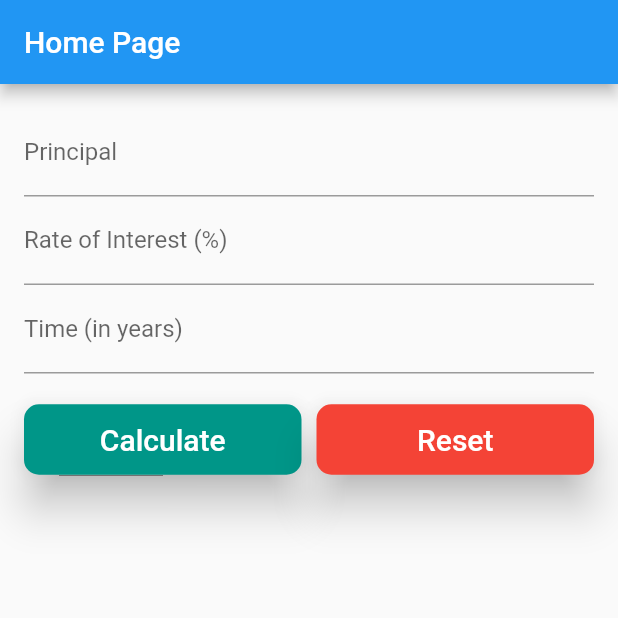
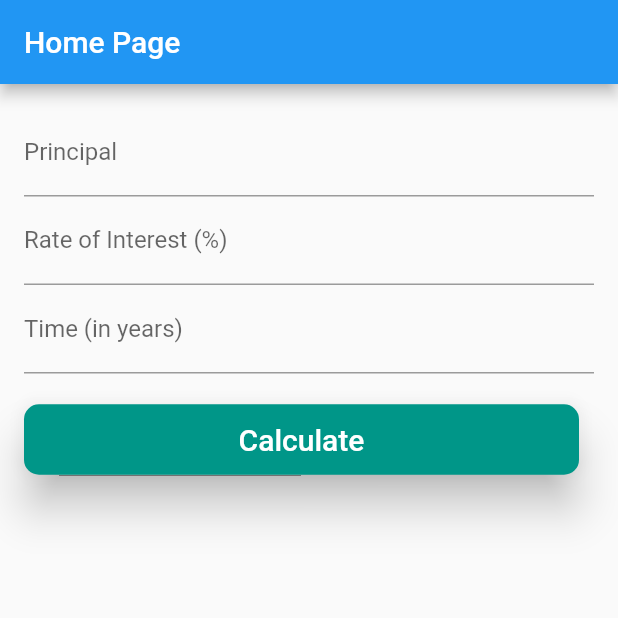
Before and after one commit to Ambikadulal/test-calculation-app, a Flutter app: the screen it shows after launch, on a phone screen of 412 x 824 dp, the top half of it. Run offline on Flutter 3.47's test engine with Material 2 defaults, Android fonts, the phone set to English and light mode, and no system bars.

Commit message:
add:  widget test methods on homepage

```diff
--- a/lib/pages/home_page.dart
+++ b/lib/pages/home_page.dart
@@ -4,11 +4,26 @@ import 'package:test_calculation/pages/calculate_result.dart';
 import 'package:test_calculation/pages/calculation.dart';
 import 'package:test_calculation/pages/widget/button_widget.dart';
 
-class HomePage extends StatelessWidget {
+class HomePage extends StatefulWidget {
   final String title;
 
   const HomePage({Key? key, required this.title}) : super(key: key);
 
+  @override
+  State<HomePage> createState() => _HomePageState();
+}
+
+class _HomePageState extends State<HomePage> with SingleTickerProviderStateMixin{
+  final interestController = TextEditingController();
+  final principalController = TextEditingController();
+  final timeController = TextEditingController();
+  double principal = Calculation().principal;
+  double rate = Calculation().rate;
+  double time = Calculation().time;
+  double interest = Calculation().interest;
+  double principalWithInterest = Calculation().principalWithInterest;
+  final _formKey = GlobalKey<FormState>();
+  bool showResult = false;
   @override
   Widget build(BuildContext context) {
     return MaterialApp(
@@ -17,33 +32,9 @@ class HomePage extends StatelessWidget {
       ),
       home: Scaffold(
         appBar: AppBar(
-          title: Text(title),
+          title: Text(widget.title),
         ),
-        body: BuildBodyHomePage(),
-      ),
-    );
-  }
-}
-
-class BuildBodyHomePage extends StatefulWidget {
-  BuildBodyHomePage({Key? key}) : super(key: key);
-
-  @override
-  _BuildBodyHomePageState createState() => _BuildBodyHomePageState();
-}
-
-class _BuildBodyHomePageState extends State<BuildBodyHomePage> with SingleTickerProviderStateMixin {
-  double principal = Calculation().principal;
-  double rate = Calculation().rate;
-  double time = Calculation().time;
-  double interest = Calculation().interest;
-  double principalWithInterest = Calculation().principalWithInterest;
-  final _formKey = GlobalKey<FormState>();
-  bool showResult = false;
-
-  @override
-  Widget build(BuildContext context) {
-    return Padding(
+        body: Padding(
           padding: const EdgeInsets.all(16.0),
           child: Form(
             key: _formKey,
@@ -51,6 +42,7 @@ class _BuildBodyHomePageState extends State<BuildBodyHomePage> with SingleTicker
               child: Column(
                 children: <Widget>[
                   TextFormField(
+                    controller:principalController ,
                     decoration: const InputDecoration(labelText: 'Principal'),
                     keyboardType: TextInputType.number,
                     validator: (value) {
@@ -69,6 +61,7 @@ class _BuildBodyHomePageState extends State<BuildBodyHomePage> with SingleTicker
                     ],
                   ),
                   TextFormField(
+                    controller: interestController,
                     decoration: const InputDecoration(
                       labelText: 'Rate of Interest (%)',
                     ),
@@ -89,6 +82,7 @@ class _BuildBodyHomePageState extends State<BuildBodyHomePage> with SingleTicker
                     ],
                   ),
                   TextFormField(
+                    controller: timeController,
                     decoration: const InputDecoration(labelText: 'Time (in years)'),
                     keyboardType: TextInputType.number,
                     validator: (value) {
@@ -126,21 +120,22 @@ class _BuildBodyHomePageState extends State<BuildBodyHomePage> with SingleTicker
                         },
                       ),
                       const SizedBox(width: 10),
-                  ButtonWidget(
-                    text: 'Reset',
-                    onPressed: () {
-                      setState(() {
-                        _formKey.currentState!.reset();
-                        principal = 0;
-                        rate = 0;
-                        time = 0;
-                        showResult = false;
-                        interest = 0;
-                        principalWithInterest = 0;
-                      });
-                    },
-                    backgroundColor: Colors.red,
-                  ),
+                      //TODO: Uncomment below ButtonWidget code to enable reset button
+                      // ButtonWidget(
+                      //   text: 'Reset',
+                      //   onPressed: () {
+                      //     setState(() {
+                      //       _formKey.currentState!.reset();
+                      //       principal = 0;
+                      //       rate = 0;
+                      //       time = 0;
+                      //       showResult = false;
+                      //       interest = 0;
+                      //       principalWithInterest = 0;
+                      //     });
+                      //   },
+                      //   backgroundColor: Colors.red,
+                      // ),
                     ],
                   ),
                   if (showResult)
@@ -152,6 +147,8 @@ class _BuildBodyHomePageState extends State<BuildBodyHomePage> with SingleTicker
               ),
             ),
           ),
+        ),
+      ),
     );
   }
 }
```
Also changed, not shown: 2 other files. Lines whose indentation alone changed are shown as unchanged.
